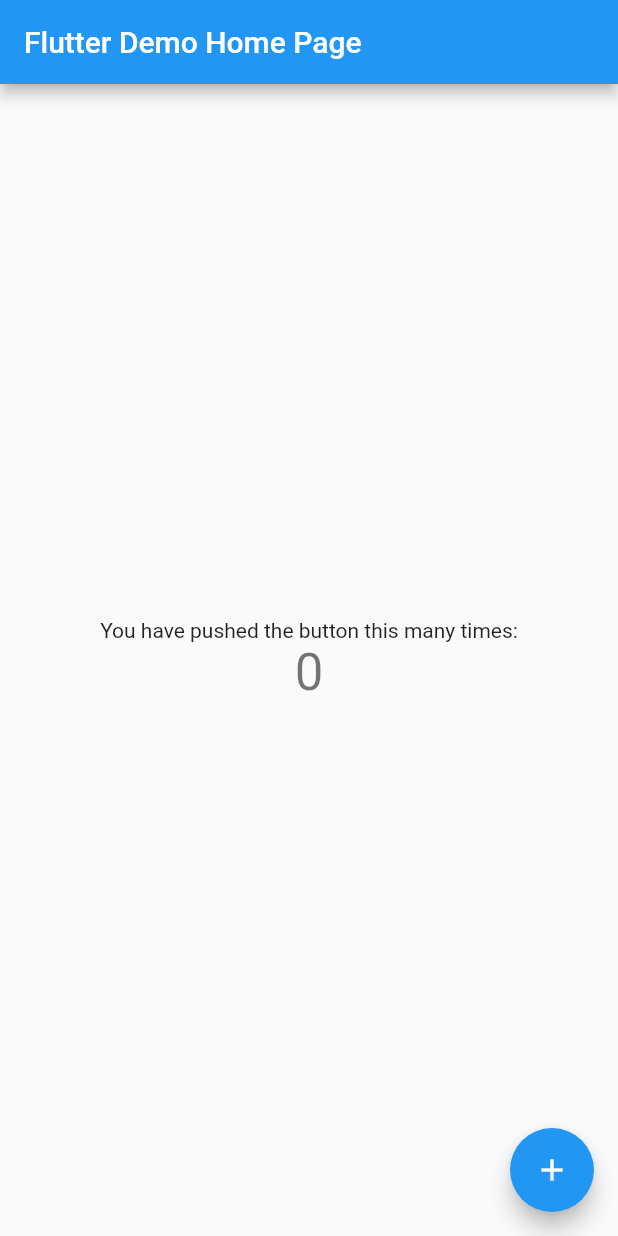
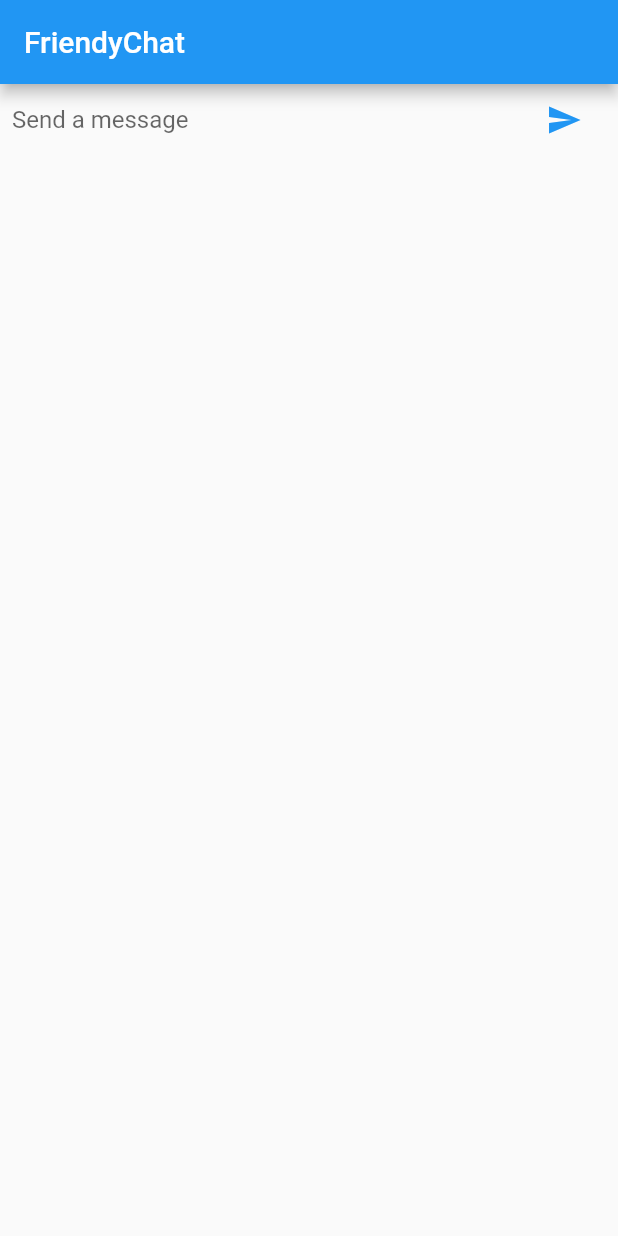
Before and after one commit to ryokosuge/friendly_chat_flutter, a Flutter app: the screen it shows after launch, on a phone screen of 412 x 824 dp. Run offline on Flutter 3.47's test engine with Material 2 defaults, Android fonts, the phone set to English and light mode, and no system bars.

Commit message:
feat:	Add a UI for composing messages

```diff
--- a/lib/main.dart
+++ b/lib/main.dart
@@ -1,113 +1,79 @@
 import 'package:flutter/material.dart';
 
-void main() {
-  runApp(MyApp());
+void main(List<String> args) {
+  runApp(
+    FriendlyChatApp(),
+  );
 }
 
-class MyApp extends StatelessWidget {
-  // This widget is the root of your application.
+class FriendlyChatApp extends StatelessWidget {
+  const FriendlyChatApp({
+    Key? key,
+  }) : super(key: key);
+
   @override
   Widget build(BuildContext context) {
     return MaterialApp(
-      title: 'Flutter Demo',
-      theme: ThemeData(
-        // This is the theme of your application.
-        //
-        // Try running your application with "flutter run". You'll see the
-        // application has a blue toolbar. Then, without quitting the app, try
-        // changing the primarySwatch below to Colors.green and then invoke
-        // "hot reload" (press "r" in the console where you ran "flutter run",
-        // or simply save your changes to "hot reload" in a Flutter IDE).
-        // Notice that the counter didn't reset back to zero; the application
-        // is not restarted.
-        primarySwatch: Colors.blue,
-      ),
-      home: MyHomePage(title: 'Flutter Demo Home Page'),
+      title: 'FriendlyChat',
+      home: ChatScreen(),
     );
   }
 }
 
-class MyHomePage extends StatefulWidget {
-  MyHomePage({Key? key, required this.title}) : super(key: key);
-
-  // This widget is the home page of your application. It is stateful, meaning
-  // that it has a State object (defined below) that contains fields that affect
-  // how it looks.
-
-  // This class is the configuration for the state. It holds the values (in this
-  // case the title) provided by the parent (in this case the App widget) and
-  // used by the build method of the State. Fields in a Widget subclass are
-  // always marked "final".
-
-  final String title;
+class ChatScreen extends StatefulWidget {
+  const ChatScreen({Key? key}) : super(key: key);
 
   @override
-  _MyHomePageState createState() => _MyHomePageState();
+  _ChatScreenState createState() => _ChatScreenState();
 }
 
-class _MyHomePageState extends State<MyHomePage> {
-  int _counter = 0;
+class _ChatScreenState extends State<ChatScreen> {
+  final _textController = TextEditingController();
 
-  void _incrementCounter() {
-    setState(() {
-      // This call to setState tells the Flutter framework that something has
-      // changed in this State, which causes it to rerun the build method below
-      // so that the display can reflect the updated values. If we changed
-      // _counter without calling setState(), then the build method would not be
-      // called again, and so nothing would appear to happen.
-      _counter++;
-    });
+  void _handleSubmitted(String text) {
+    _textController.clear();
+  }
+
+  Widget _buildTextComposer() {
+    return IconTheme(
+      data: IconThemeData(
+        color: Theme.of(context).accentColor,
+      ),
+      child: Container(
+        margin: EdgeInsets.symmetric(
+          horizontal: 8.0,
+        ),
+        child: Row(
+          children: [
+            Flexible(
+              child: TextField(
+                controller: _textController,
+                onSubmitted: _handleSubmitted,
+                decoration: InputDecoration.collapsed(
+                  hintText: 'Send a message',
+                ),
+              ),
+            ),
+            Container(
+              margin: EdgeInsets.symmetric(horizontal: 4.0),
+              child: IconButton(
+                icon: const Icon(Icons.send),
+                onPressed: () => _handleSubmitted(_textController.text),
+              ),
+            ),
+          ],
+        ),
+      ),
+    );
   }
 
   @override
   Widget build(BuildContext context) {
-    // This method is rerun every time setState is called, for instance as done
-    // by the _incrementCounter method above.
-    //
-    // The Flutter framework has been optimized to make rerunning build methods
-    // fast, so that you can just rebuild anything that needs updating rather
-    // than having to individually change instances of widgets.
     return Scaffold(
       appBar: AppBar(
-        // Here we take the value from the MyHomePage object that was created by
-        // the App.build method, and use it to set our appbar title.
-        title: Text(widget.title),
+        title: const Text('FriendyChat'),
       ),
-      body: Center(
-        // Center is a layout widget. It takes a single child and positions it
-        // in the middle of the parent.
-        child: Column(
-          // Column is also a layout widget. It takes a list of children and
-          // arranges them vertically. By default, it sizes itself to fit its
-          // children horizontally, and tries to be as tall as its parent.
-          //
-          // Invoke "debug painting" (press "p" in the console, choose the
-          // "Toggle Debug Paint" action from the Flutter Inspector in Android
-          // Studio, or the "Toggle Debug Paint" command in Visual Studio Code)
-          // to see the wireframe for each widget.
-          //
-          // Column has various properties to control how it sizes itself and
-          // how it positions its children. Here we use mainAxisAlignment to
-          // center the children vertically; the main axis here is the vertical
-          // axis because Columns are vertical (the cross axis would be
-          // horizontal).
-          mainAxisAlignment: MainAxisAlignment.center,
-          children: <Widget>[
-            Text(
-              'You have pushed the button this many times:',
-            ),
-            Text(
-              '$_counter',
-              style: Theme.of(context).textTheme.headline4,
-            ),
-          ],
-        ),
-      ),
-      floatingActionButton: FloatingActionButton(
-        onPressed: _incrementCounter,
-        tooltip: 'Increment',
-        child: Icon(Icons.add),
-      ), // This trailing comma makes auto-formatting nicer for build methods.
+      body: _buildTextComposer(),
     );
   }
 }
```
